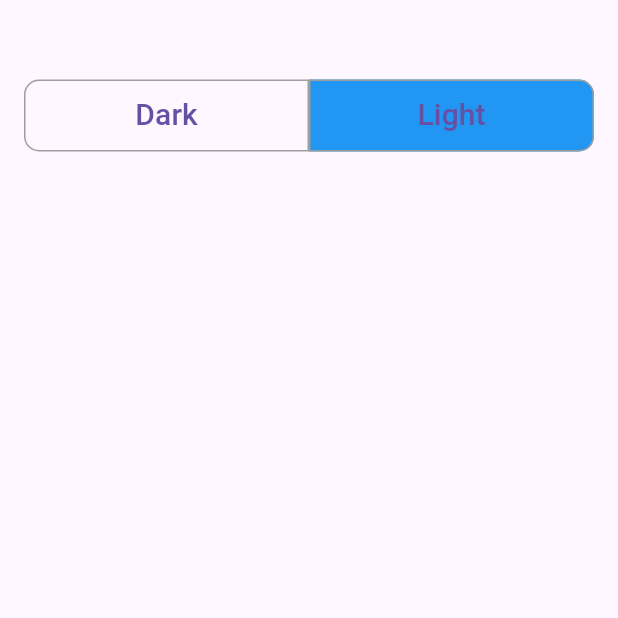
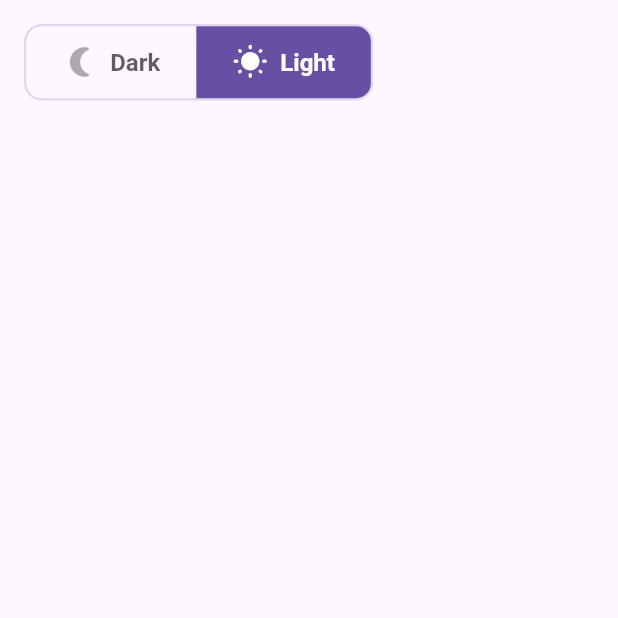
Before and after one commit to Polymath000/BooksReading, a Flutter app: the SettingsView screen opened by its route, on a phone screen of 412 x 824 dp, the top half of it. Run offline on Flutter 3.47's test engine with Material 3 defaults, Android fonts, the phone set to English and light mode, and no system bars; our stand-ins replace bloc, flutter_bloc, hive, hive_flutter; missing offline and left inert: drop_down_list; accounts and stored records are empty.

Commit message:
fix update issue and improve dark and light mode

```diff
--- a/lib/core/theme/dark_and_light_mode/cubit/dark_mode_cubit.dart
+++ b/lib/core/theme/dark_and_light_mode/cubit/dark_mode_cubit.dart
@@ -1,6 +1,5 @@
 import 'package:bloc/bloc.dart';
 import 'package:flutter/material.dart';
-import 'package:meta/meta.dart';
 
 part 'dark_mode_state.dart';
 
--- a/lib/features/home/presentation/cubit/book_manage/book_mange_state.dart
+++ b/lib/features/home/presentation/cubit/book_manage/book_mange_state.dart
@@ -3,10 +3,13 @@ part of 'book_mange_cubit.dart';
 @immutable
 sealed class BookMangeState {}
 
-final class BookMangeInitial extends BookMangeState {}
+final class BookMangeIntial extends BookMangeState {}
+
 final class BookMangeFailure extends BookMangeState {
   final String message;
   BookMangeFailure({required this.message});
 }
+
 final class BookMangeSuccess extends BookMangeState {}
+
 final class BookMangeloading extends BookMangeState {}
--- /dev/null
+++ b/lib/features/settings/presentation/views/widget/dark_and_light_container.dart
@@ -0,0 +1,90 @@
+import 'package:books_reading/core/extensions/theme_extension.dart';
+import 'package:books_reading/core/theme/dark_and_light_mode/cubit/dark_mode_cubit.dart';
+import 'package:flutter/material.dart';
+import 'package:flutter_bloc/flutter_bloc.dart';
+
+class DarkAndLightContainer extends StatelessWidget {
+  const DarkAndLightContainer({super.key, required this.title});
+  final String title;
+
+  @override
+  Widget build(BuildContext context) {
+    final isDark = Theme.of(context).isDark(context: context);
+    final isSelected =
+        (title == "Dark" && isDark) || (title == "Light" && !isDark);
+
+    return AnimatedContainer(
+      duration: Duration(milliseconds: 400),
+      curve: Curves.easeInOut,
+      decoration: BoxDecoration(
+        color: isSelected
+            ? Theme.of(context).colorScheme.primary
+            : Colors.transparent,
+        borderRadius: BorderRadius.only(
+          topLeft: title == "Dark" ? Radius.circular(10) : Radius.circular(0),
+          bottomLeft: title == "Dark"
+              ? Radius.circular(10)
+              : Radius.circular(0),
+          topRight: title == "Dark" ? Radius.circular(0) : Radius.circular(10),
+          bottomRight: title == "Dark"
+              ? Radius.circular(0)
+              : Radius.circular(10),
+        ),
+      ),
+      child: InkWell(
+        borderRadius: BorderRadius.only(
+          topLeft: title == "Dark" ? Radius.circular(10) : Radius.circular(0),
+          bottomLeft: title == "Dark"
+              ? Radius.circular(10)
+              : Radius.circular(0),
+          topRight: title == "Dark" ? Radius.circular(0) : Radius.circular(10),
+          bottomRight: title == "Dark"
+              ? Radius.circular(0)
+              : Radius.circular(10),
+        ),
+        onTap: () {
+          final shouldSwitch =
+              (title == "Dark" && !isDark) || (title == "Light" && isDark);
+          if (shouldSwitch) {
+            context.read<DarkModeCubit>().switchTheme();
+          }
+        },
+        child: Padding(
+          padding: const EdgeInsets.symmetric(horizontal: 24, vertical: 12),
+          child: Row(
+            children: [
+              AnimatedOpacity(
+                opacity: isSelected ? 1.0 : 0.5,
+                duration: Duration(milliseconds: 400),
+                child: Icon(
+                  title == "Dark"
+                      ? Icons.nightlight_round
+                      : Icons.wb_sunny_rounded,
+                  color: isSelected
+                      ? Colors.white
+                      : Theme.of(
+                          context,
+                        ).colorScheme.onSurface.withOpacity(0.7),
+                ),
+              ),
+              SizedBox(width: 8),
+              AnimatedDefaultTextStyle(
+                duration: Duration(milliseconds: 400),
+                style: TextStyle(
+                  color: isSelected
+                      ? Colors.white
+                      : Theme.of(
+                          context,
+                        ).colorScheme.onSurface.withOpacity(0.7),
+                  fontWeight: FontWeight.bold,
+                  fontSize: 16,
+                ),
+                child: Text(title),
+              ),
+            ],
+          ),
+        ),
+      ),
+    );
+  }
+}
--- a/lib/features/settings/presentation/views/widget/dark_or_light_button.dart
+++ b/lib/features/settings/presentation/views/widget/dark_or_light_button.dart
@@ -1,35 +1,36 @@
 import 'package:books_reading/core/theme/dark_and_light_mode/cubit/dark_mode_cubit.dart';
-import 'package:books_reading/features/settings/presentation/views/widget/custom_buttom_mode.dart';
+import 'package:books_reading/features/settings/presentation/views/widget/dark_and_light_container.dart';
 import 'package:flutter/material.dart';
 import 'package:flutter_bloc/flutter_bloc.dart';
 
 class DarkOrLightButton extends StatelessWidget {
-  const DarkOrLightButton({
-    super.key,
-  });
+  const DarkOrLightButton({super.key});
 
   @override
   Widget build(BuildContext context) {
     return Row(
       children: [
-        CustomButtomMode(
-          text: "Dark",
-          borderRadius: const BorderRadius.only(
-            topLeft: Radius.circular(10),
-            bottomLeft: Radius.circular(10),
-          ),
-          onPressed: () {
-            context.read<DarkModeCubit>().switchTheme();
-          },
-        ),
-        CustomButtomMode(
-          text: "Light",
-          borderRadius: const BorderRadius.only(
-            topRight: Radius.circular(10),
-            bottomRight: Radius.circular(10),
-          ),
-          onPressed: () {
-            context.read<DarkModeCubit>().switchTheme();
+        BlocBuilder<DarkModeCubit, DarkModeState>(
+          builder: (context, isDarkMode) {
+            return AnimatedContainer(
+              duration: Duration(milliseconds: 400),
+              curve: Curves.easeInOut,
+              decoration: BoxDecoration(
+                borderRadius: BorderRadius.circular(12),
+                color: Theme.of(context).colorScheme.surface.withOpacity(0.1),
+                border: Border.all(
+                  color: Theme.of(context).colorScheme.primary.withOpacity(0.2),
+                  width: 1.5,
+                ),
+              ),
+              child: Row(
+                mainAxisSize: MainAxisSize.min,
+                children: [
+                  DarkAndLightContainer(title: 'Dark'),
+                  DarkAndLightContainer(title: 'Light'),
+                ],
+              ),
+            );
           },
         ),
       ],
```
Also changed, not shown: lib/core/helpers/show_custom_dialog.dart (+4 -14 lines), lib/core/models/book_model.dart (+8 -9 lines), lib/core/widget/book_form.dart (renamed from lib/features/home/presentation/views/widget/book_form.dart, +28 -41 lines), lib/features/home/presentation/cubit/book_manage/book_mange_cubit.dart (+11 -6 lines), lib/features/home/presentation/views/home.dart (+8 -5 lines), lib/features/home/presentation/views/widget/book_card.dart (+53 -12 lines), 1 other file.
